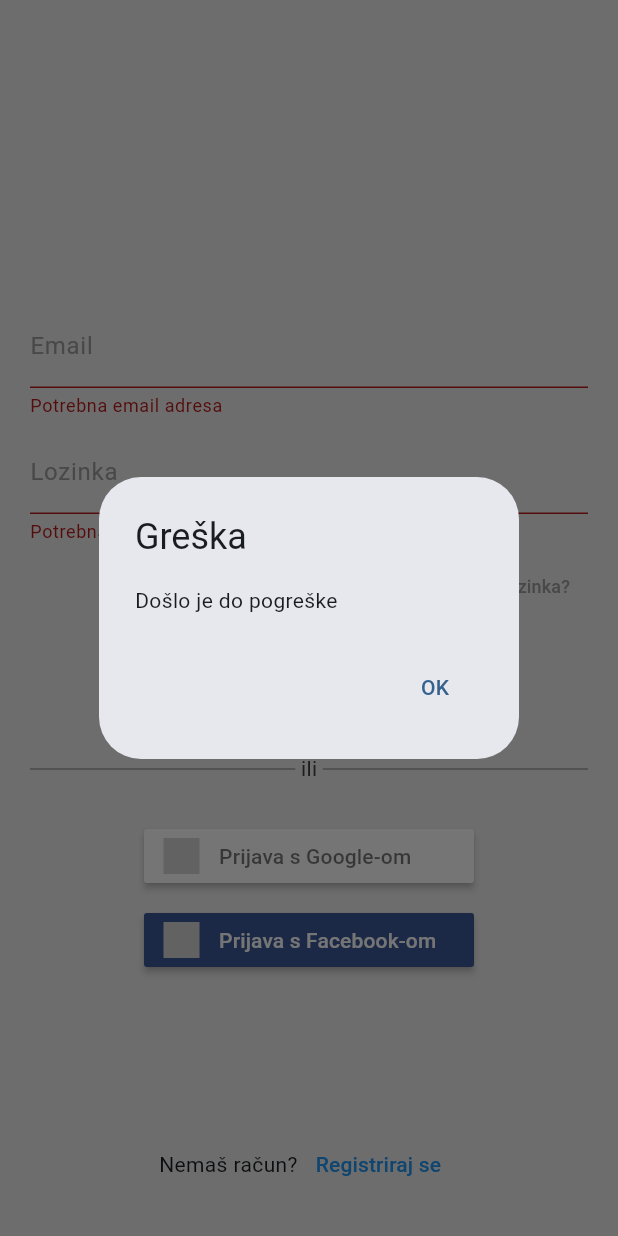
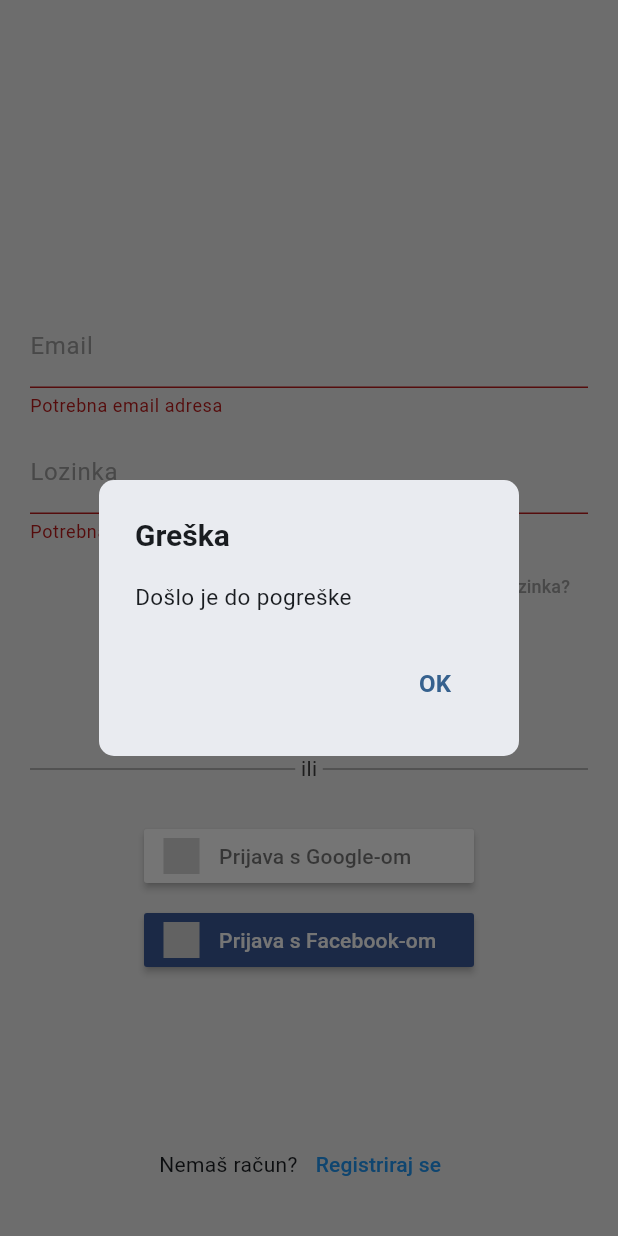
Before and after one commit to andre0805/student_canteens, a Flutter app: the screen it shows after launch, after a tap on "Prijavi se", after a tap on "Prijava s Google-om", on a phone screen of 412 x 824 dp. Run offline on Flutter 3.47's test engine with Material 2 defaults, Android fonts, the phone set to English and light mode, and no system bars; our stand-ins replace firebase_auth, firebase_core, flutter_signin_button, flutter_speed_dial, google_maps_flutter, google_sign_in and 3 more; missing offline and left inert: dart:ffi; accounts and stored records are empty.

Commit message:
add method for showing alert with actions

```diff
--- a/lib/utils/utils.dart
+++ b/lib/utils/utils.dart
@@ -19,16 +19,73 @@ class Utils {
       context: context,
       builder: (BuildContext context) {
         return AlertDialog(
-          title: Text(title),
-          content: Text(subtitle),
+          surfaceTintColor: Colors.white,
+          shape: RoundedRectangleBorder(
+            borderRadius: BorderRadius.circular(10),
+          ),
+          title: Text(
+            title,
+            style: const TextStyle(
+              fontSize: 20,
+              fontWeight: FontWeight.bold,
+            ),
+          ),
+          content: Text(
+            subtitle,
+            style: const TextStyle(
+              fontSize: 15,
+              fontWeight: FontWeight.w400,
+            ),
+          ),
           actions: [
             TextButton(
               onPressed: () {
                 Navigator.pop(context);
               },
-              child: const Text("OK"),
+              child: const Text(
+                "OK",
+                style: TextStyle(
+                  fontSize: 16,
+                  fontWeight: FontWeight.bold,
+                ),
+              ),
             ),
           ],
+        );
+      },
+    );
+  }
+
+  static void showAlertDialogWithActions(
+    BuildContext context,
+    String title,
+    String subtitle,
+    List<Widget> actions,
+  ) {
+    showDialog(
+      context: context,
+      builder: (BuildContext context) {
+        return AlertDialog(
+          surfaceTintColor: Colors.white,
+          shape: RoundedRectangleBorder(
+            borderRadius: BorderRadius.circular(10),
+          ),
+          actionsAlignment: MainAxisAlignment.spaceBetween,
+          title: Text(
+            title,
+            style: const TextStyle(
+              fontSize: 20,
+              fontWeight: FontWeight.bold,
+            ),
+          ),
+          content: Text(
+            subtitle,
+            style: const TextStyle(
+              fontSize: 15,
+              fontWeight: FontWeight.w400,
+            ),
+          ),
+          actions: actions,
         );
       },
     );
```
